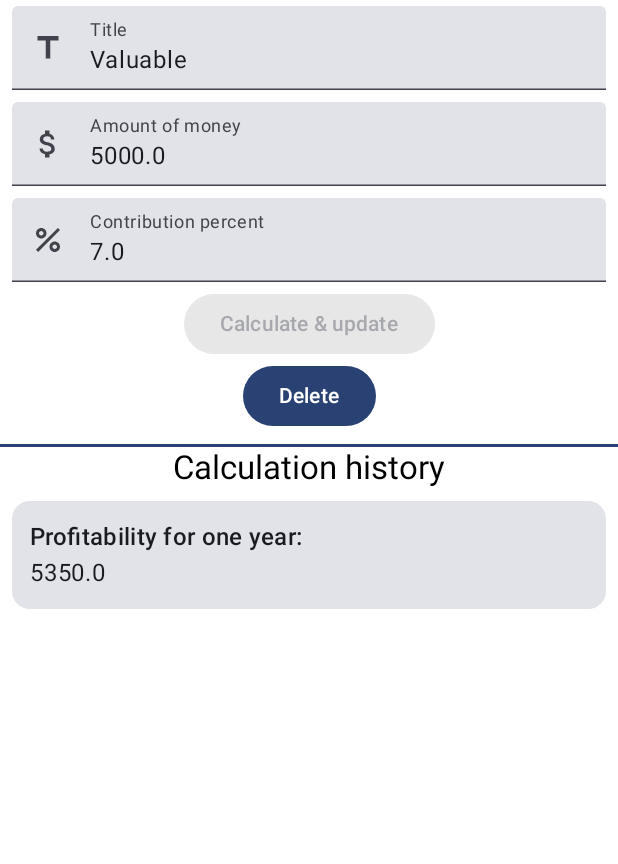
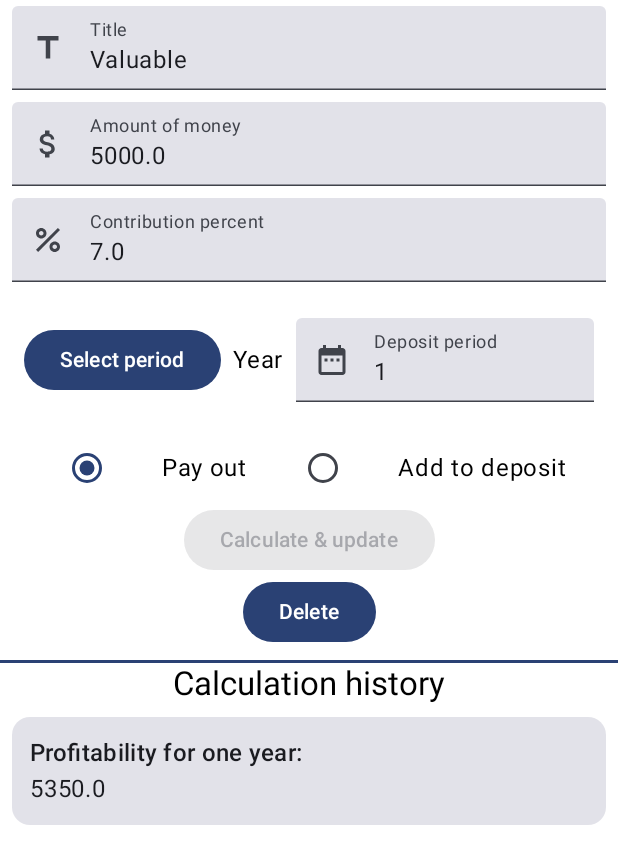
Before and after one commit to NjordJ/DepCalculator, an Android app built with Jetpack Compose: the @Preview function DepositItemScreenPreview, on a phone screen of 412 x 824 dp. Shown: the top 864 px of the screen. Run offline under Robolectric (Android 15) with nearby library versions, the phone set to English and light mode, and no system bars; our stand-ins replace Room's generated code.

Commit message:
UI elements for extra deposit options

```diff
--- a/app/src/main/java/com/irudaru/depcalculator/ui/deposit/screens/DepositItemScreen.kt
+++ b/app/src/main/java/com/irudaru/depcalculator/ui/deposit/screens/DepositItemScreen.kt
@@ -1,6 +1,7 @@
 package com.irudaru.depcalculator.ui.deposit.screens
 
 import androidx.annotation.StringRes
+import androidx.compose.foundation.layout.Arrangement
 import androidx.compose.foundation.layout.Column
 import androidx.compose.foundation.layout.Row
 import androidx.compose.foundation.layout.fillMaxSize
@@ -14,15 +15,23 @@ import androidx.compose.foundation.verticalScroll
 import androidx.compose.material3.Button
 import androidx.compose.material3.Card
 import androidx.compose.material3.Divider
+import androidx.compose.material3.DropdownMenu
+import androidx.compose.material3.DropdownMenuItem
 import androidx.compose.material3.ExperimentalMaterial3Api
 import androidx.compose.material3.Icon
 import androidx.compose.material3.MaterialTheme
+import androidx.compose.material3.RadioButton
 import androidx.compose.material3.Scaffold
 import androidx.compose.material3.Text
 import androidx.compose.material3.TextField
 import androidx.compose.material3.TopAppBarDefaults
 import androidx.compose.runtime.Composable
+import androidx.compose.runtime.getValue
+import androidx.compose.runtime.mutableIntStateOf
+import androidx.compose.runtime.mutableStateOf
+import androidx.compose.runtime.remember
 import androidx.compose.runtime.rememberCoroutineScope
+import androidx.compose.runtime.setValue
 import androidx.compose.ui.Alignment
 import androidx.compose.ui.Modifier
 import androidx.compose.ui.input.nestedscroll.nestedScroll
@@ -107,6 +116,7 @@ fun DepositItemScreen(
                     depositItem = viewModel.depositItemUiState.depositItem
                 )
             },
+            extraDepositOptions = { ExtraDepositOptions(depositItem = viewModel.depositItemUiState.depositItem) },
             onButtonClick = {
                 coroutineScope.launch {
                     viewModel.updateDepositItem()
@@ -128,6 +138,7 @@ fun DepositItemBody(
     @StringRes buttonText: Int,
     deleteButton: @Composable () -> Unit = {},
     calculationHistory: @Composable () -> Unit = {},
+    extraDepositOptions: @Composable () -> Unit = {},
     onButtonClick: () -> Unit,
     onDepositItemValueChange: (DepositItem) -> Unit,
     modifier: Modifier = Modifier
@@ -141,7 +152,7 @@ fun DepositItemBody(
             modifier = Modifier
                 .padding(horizontal = 8.dp)
         )
-
+        extraDepositOptions.invoke()
         Button(
             onClick = onButtonClick,
             enabled = depositItemUiState.isEntryValid,
@@ -153,6 +164,117 @@ fun DepositItemBody(
         }
         deleteButton.invoke()
         calculationHistory.invoke()
+    }
+}
+
+@Composable
+private fun ExtraDepositOptions(
+    depositItem: DepositItem,
+    onPercentageOptionSelected: (DepositItem) -> Unit = {},
+) {
+    DateRangeOptions()
+    PercentageOptions(depositItem = depositItem, onSelected = onPercentageOptionSelected)
+}
+
+@OptIn(ExperimentalMaterial3Api::class)
+@Composable
+private fun DateRangeOptions(
+
+) {
+    var isDropdownMenuExpanded by remember { mutableStateOf(false) }
+    var selectedMenuValue by remember { mutableIntStateOf(R.string.year_dropDownMenuItem_depositItemScreen) }
+
+    Column(
+        modifier = Modifier
+            .padding(16.dp),
+    ) {
+        Row(
+            verticalAlignment = Alignment.CenterVertically
+        ) {
+            Button(onClick = { isDropdownMenuExpanded = true }) {
+                Text(text = stringResource(id = R.string.selectPeriod_button_depositItemScreen))
+            }
+            Text(
+                text = stringResource(selectedMenuValue),
+                modifier = Modifier
+                    .padding(horizontal = 8.dp)
+            )
+            TextField(
+                value = "1",
+                label = { Text(text = stringResource(id = R.string.depositPeriod_textField_depositItemScreen)) },
+                leadingIcon = {
+                    Icon(
+                        painter = painterResource(id = R.drawable.ic_date),
+                        contentDescription = stringResource(id = R.string.depositMoney_textField_depositItemScreen)
+                    )
+                },
+                singleLine = true,
+                keyboardOptions = KeyboardOptions(
+                    capitalization = KeyboardCapitalization.None,
+                    keyboardType = KeyboardType.Number,
+                    imeAction = ImeAction.Done
+                ),
+                onValueChange = { },
+                modifier = Modifier
+                    .fillMaxWidth()
+                    .padding(vertical = 4.dp)
+            )
+        }
+
+        DropdownMenu(
+            expanded = isDropdownMenuExpanded,
+            onDismissRequest = { isDropdownMenuExpanded = false }
+        ) {
+            DropdownMenuItem(
+                text = {
+                    Text(text = stringResource(id = R.string.day_dropDownMenuItem_depositItemScreen))
+                },
+                onClick = { selectedMenuValue = R.string.day_dropDownMenuItem_depositItemScreen }
+            )
+            DropdownMenuItem(
+                text = {
+                    Text(text = stringResource(id = R.string.month_dropDownMenuItem_depositItemScreen))
+                },
+                onClick = { selectedMenuValue = R.string.month_dropDownMenuItem_depositItemScreen }
+            )
+            DropdownMenuItem(
+                text = {
+                    Text(text = stringResource(id = R.string.year_dropDownMenuItem_depositItemScreen))
+                },
+                onClick = { selectedMenuValue = R.string.year_dropDownMenuItem_depositItemScreen }
+            )
+        }
+    }
+}
+
+@Composable
+private fun PercentageOptions(
+    depositItem: DepositItem,
+    onSelected: (DepositItem) -> Unit,
+) {
+    Column(
+        modifier = Modifier
+            .padding(horizontal = 8.dp)
+    ) {
+        // date range (select month, year) and enter date value
+        // percentage options (add to deposit or pay), capitalization period
+        Row(
+            modifier = Modifier.fillMaxWidth(),
+            horizontalArrangement = Arrangement.SpaceEvenly,
+            verticalAlignment = Alignment.CenterVertically
+        ) {
+            RadioButton(
+                selected = true,
+                onClick = { },
+            )
+            Text(text = stringResource(id = R.string.payOut_radioButton_depositItemScreen))
+
+            RadioButton(
+                selected = false,
+                onClick = { },
+            )
+            Text(text = stringResource(id = R.string.addToDeposit_radioButton_depositItemScreen))
+        }
     }
 }
 
@@ -169,7 +291,7 @@ private fun CalculationHistory(
             .fillMaxWidth()
     )
     Text(
-        text = stringResource(id = R.string.calculationHistory_Text_depositItemScreen),
+        text = stringResource(id = R.string.calculationHistory_text_depositItemScreen),
         style = MaterialTheme.typography.titleLarge,
         modifier = Modifier
             .fillMaxWidth()
@@ -194,7 +316,7 @@ private fun CalculationCard(
                 .padding(12.dp)
         ) {
             Text(
-                text = stringResource(id = R.string.profitabilityForYear_Text_depositItemScreen),
+                text = stringResource(id = R.string.profitabilityForYear_text_depositItemScreen),
                 style = MaterialTheme.typography.titleMedium
             )
             Row {
@@ -265,7 +387,7 @@ fun DepositItemContent(
             keyboardOptions = KeyboardOptions(
                 capitalization = KeyboardCapitalization.None,
                 keyboardType = KeyboardType.Number,
-                imeAction = ImeAction.Done
+                imeAction = ImeAction.Next
             ),
             onValueChange = { onValueChange(depositItem.copy(depositPercent = it)) },
             modifier = Modifier
@@ -314,6 +436,17 @@ private fun DepositItemScreenPreview() {
                     ).toDepositItem()
                 )
             },
+            extraDepositOptions = {
+                ExtraDepositOptions(
+                    depositItem = Deposit(
+                        1,
+                        "Valuable",
+                        5000.0,
+                        7.0,
+                        5350.0
+                    ).toDepositItem()
+                )
+            },
             onButtonClick = {},
             onDepositItemValueChange = {}
         )
--- /dev/null
+++ b/app/src/main/res/drawable/ic_date.xml
@@ -0,0 +1,5 @@
+<vector android:height="24dp" android:tint="#000000"
+    android:viewportHeight="24" android:viewportWidth="24"
+    android:width="24dp" xmlns:android="http://schemas.android.com/apk/res/android">
+    <path android:fillColor="@android:color/white" android:pathData="M9,11L7,11v2h2v-2zM13,11h-2v2h2v-2zM17,11h-2v2h2v-2zM19,4h-1L18,2h-2v2L8,4L8,2L6,2v2L5,4c-1.11,0 -1.99,0.9 -1.99,2L3,20c0,1.1 0.89,2 2,2h14c1.1,0 2,-0.9 2,-2L21,6c0,-1.1 -0.9,-2 -2,-2zM19,20L5,20L5,9h14v11z"/>
+</vector>
--- a/app/src/main/res/values/strings.xml
+++ b/app/src/main/res/values/strings.xml
@@ -16,8 +16,15 @@
     <string name="title_textField_depositItemScreen">Title</string>
     <string name="depositMoney_textField_depositItemScreen">Amount of money</string>
     <string name="contributionPercent_textField_depositItemScreen">Contribution percent</string>
-    <string name="calculationHistory_Text_depositItemScreen">Calculation history</string>
-    <string name="profitabilityForYear_Text_depositItemScreen">Profitability for one year:</string>
+    <string name="calculationHistory_text_depositItemScreen">Calculation history</string>
+    <string name="profitabilityForYear_text_depositItemScreen">Profitability for one year:</string>
+    <string name="addToDeposit_radioButton_depositItemScreen">Add to deposit</string>
+    <string name="payOut_radioButton_depositItemScreen">Pay out</string>
+    <string name="selectPeriod_button_depositItemScreen">Select period</string>
+    <string name="depositPeriod_textField_depositItemScreen">Deposit period</string>
+    <string name="day_dropDownMenuItem_depositItemScreen">Day</string>
+    <string name="month_dropDownMenuItem_depositItemScreen">Month</string>
+    <string name="year_dropDownMenuItem_depositItemScreen">Year</string>
 
     <!--Deposit Item Entry Screen-->
     <string name="title_appBar_depositItemEntryScreen">New deposit</string>
```
Also changed, not shown: 1 other file.
